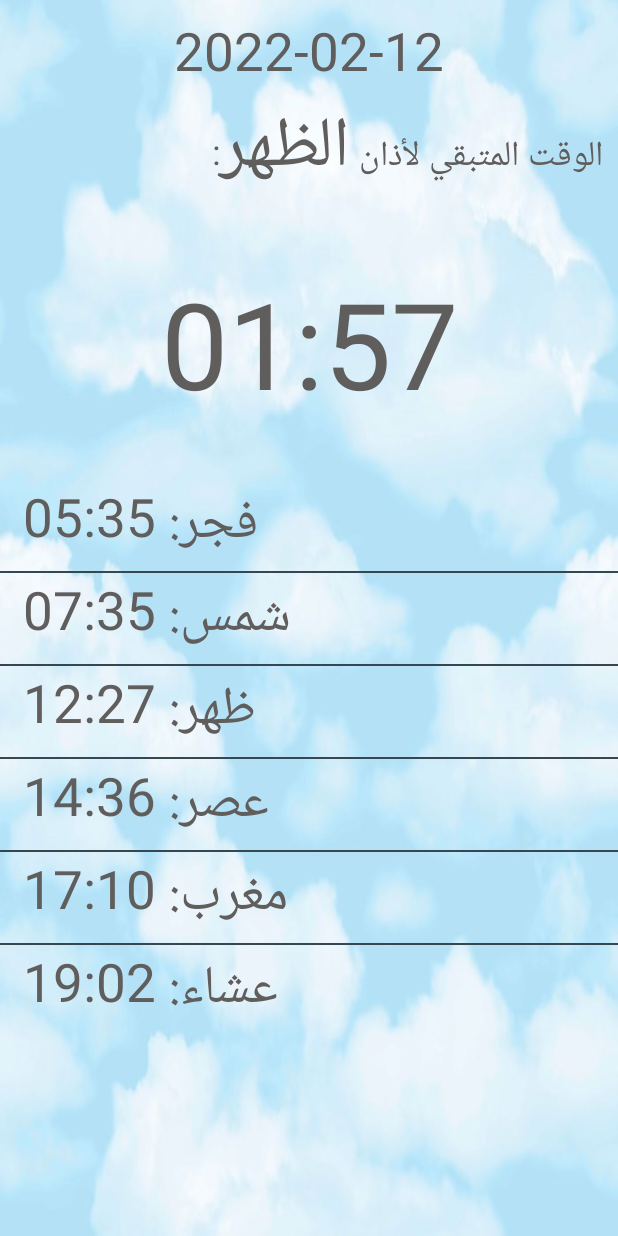
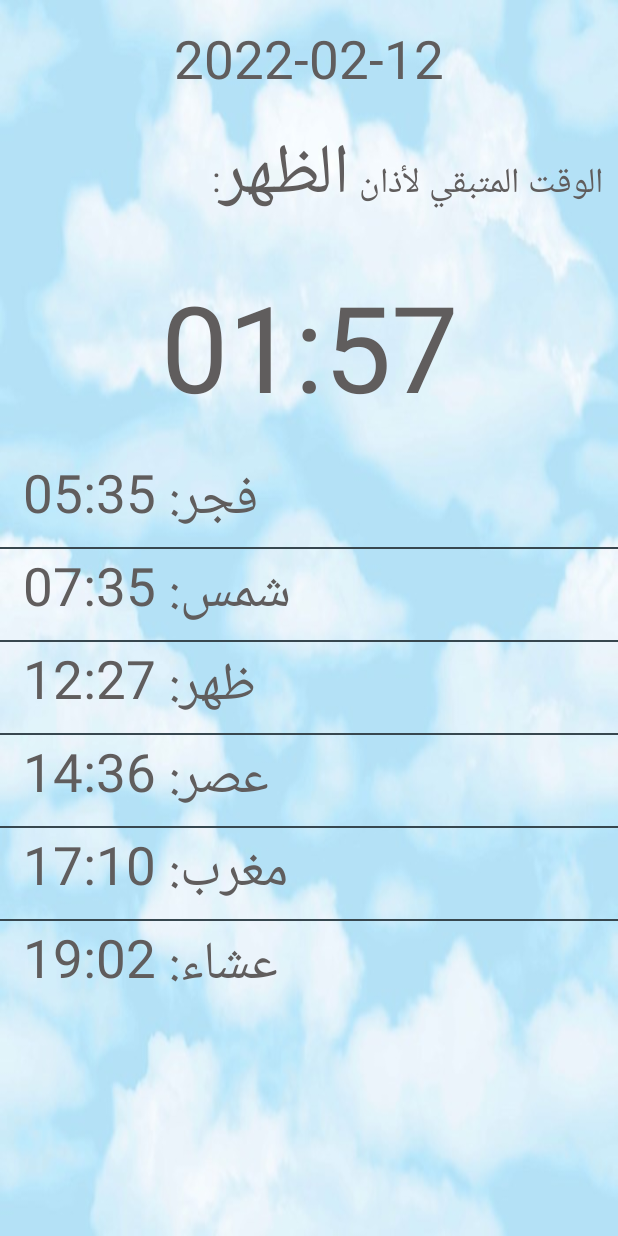
Before and after one commit to ahmed91abbas/prayer-times, an Android app: the screen it shows after launch (MainActivity), on a phone screen of 412 x 824 dp. Run offline under Robolectric (Android 15) with nearby library versions, the phone set to English and light mode, and no system bars.

Commit message:
fix: overlapping contents

```diff
--- a/prayer-times-android/app/src/main/java/com/example/prayertimes/MainActivity.java
+++ b/prayer-times-android/app/src/main/java/com/example/prayertimes/MainActivity.java
@@ -6,7 +6,8 @@ import android.os.Bundle;
 import android.text.SpannableString;
 import android.text.style.RelativeSizeSpan;
 import android.widget.TextView;
-import android.widget.ArrayAdapter;import android.widget.ListView;
+import android.widget.ArrayAdapter;
+import android.widget.ListView;
 
 import java.text.SimpleDateFormat;
 import java.util.Calendar;
--- a/prayer-times-android/app/src/main/res/layout/activity_main.xml
+++ b/prayer-times-android/app/src/main/res/layout/activity_main.xml
@@ -12,16 +12,17 @@
         android:fillViewport="true"
         app:layout_constraintTop_toTopOf="parent" >
 
-        <RelativeLayout
+        <LinearLayout
             android:layout_width="match_parent"
             android:layout_height="wrap_content"
-            android:background="@drawable/clouds" >
+            android:orientation="vertical"
+            android:background="@drawable/clouds">
 
             <TextView
                 android:id="@+id/dateTextView"
                 android:layout_width="match_parent"
                 android:layout_height="wrap_content"
-                android:layout_marginTop="10dp"
+                android:layout_marginTop="15dp"
                 android:gravity="center"
                 android:text="9999-12-30"
                 android:textColor="#605D5D"
@@ -32,7 +33,7 @@
                 android:id="@+id/infoTextView"
                 android:layout_width="match_parent"
                 android:layout_height="wrap_content"
-                android:layout_marginTop="60dp"
+                android:layout_marginTop="15dp"
                 android:layout_marginHorizontal="10dp"
                 android:text="TextView"
                 android:textColor="#605D5D"
@@ -43,30 +44,23 @@
                 android:id="@+id/timeRemainingTextView"
                 android:layout_width="match_parent"
                 android:layout_height="wrap_content"
-                android:layout_marginTop="175dp"
                 android:layout_marginHorizontal="10dp"
+                android:layout_marginTop="20dp"
                 android:gravity="center"
                 android:text="99:99"
                 android:textColor="#605D5D"
                 android:textSize="80sp"
                 app:layout_constraintTop_toTopOf="parent" />
 
-            <LinearLayout
+            <ListView
+                android:id="@+id/scheduleListView"
                 android:layout_width="match_parent"
                 android:layout_height="match_parent"
-                android:orientation="vertical"
-                android:layout_marginTop="320dp"
-                app:layout_constraintTop_toTopOf="parent">
+                android:layout_marginTop="20dp"
+                android:divider="@color/material_blue_grey_800"
+                android:dividerHeight="1dp" />
 
-                <ListView
-                    android:id="@+id/scheduleListView"
-                    android:layout_width="match_parent"
-                    android:layout_height="match_parent"
-                    android:divider="@color/material_blue_grey_800"
-                    android:dividerHeight="1dp" />
-            </LinearLayout>
-
-        </RelativeLayout>
+        </LinearLayout>
 
     </ScrollView>
 
```
